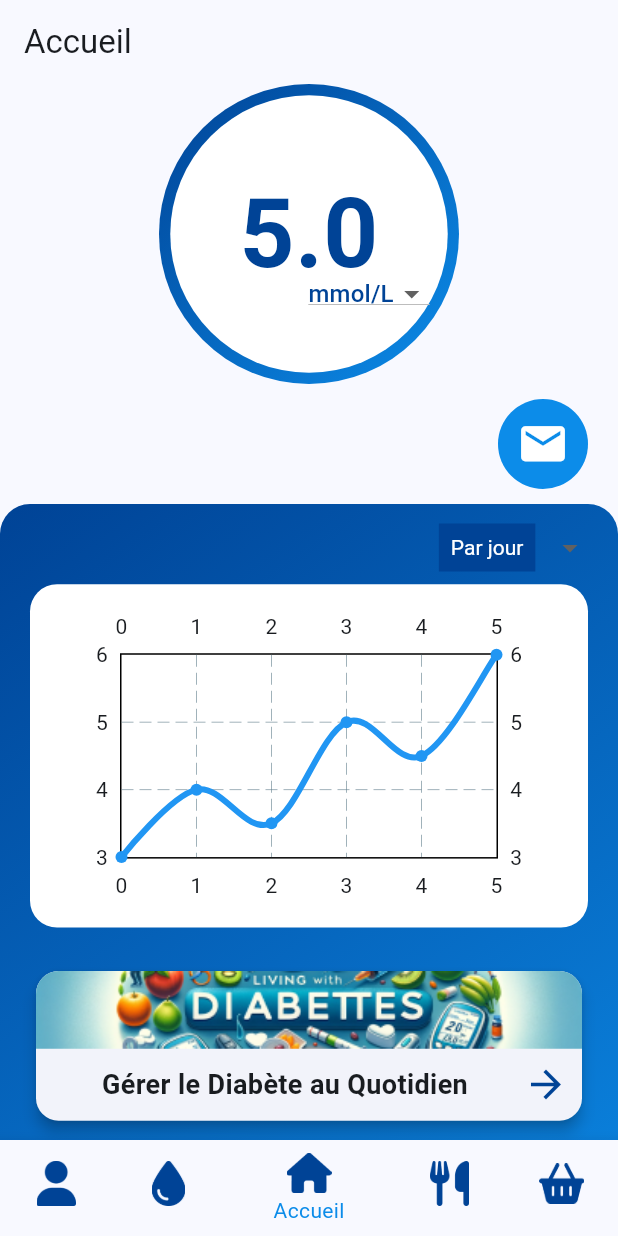
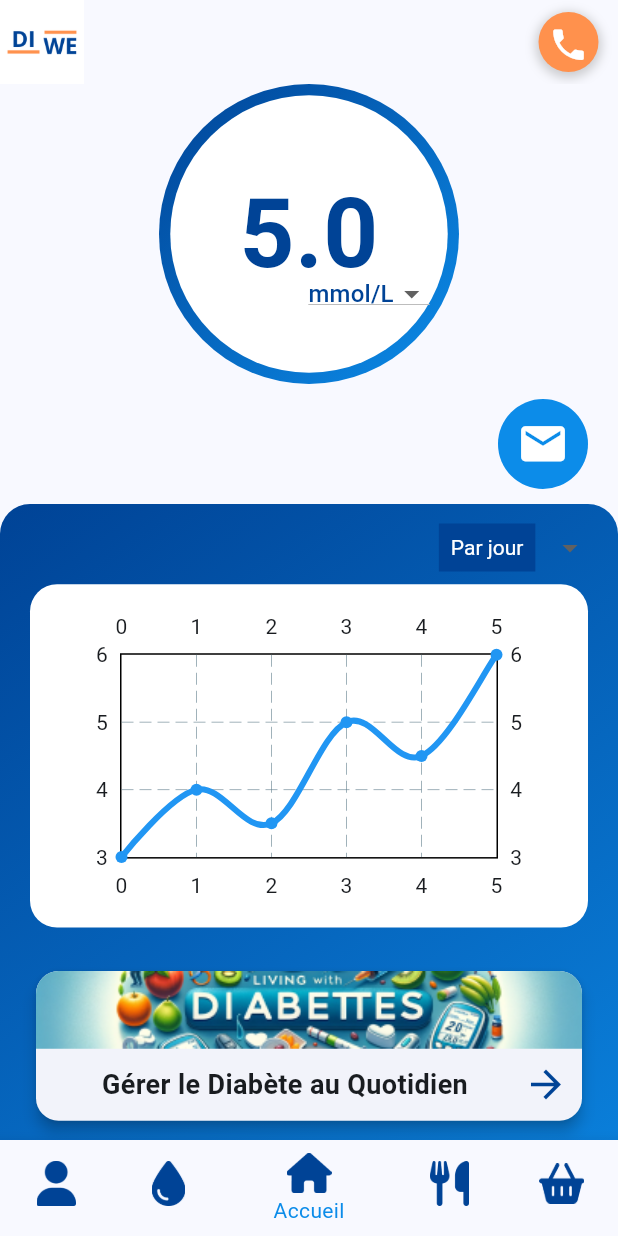
Before and after one commit to PaulDelamare/Diwe_front, a Flutter app: the screen it shows after launch, item 3 of the bottom bar chosen, on a phone screen of 412 x 824 dp. Run offline on Flutter 3.47's test engine with Material 3 defaults, Android fonts, the phone set to English and light mode, and no system bars; drawn by our look-alikes of fl_chart.

Commit message:
ajout de l'image diwe_logo.png, j'ai retirer la appBar de home.dart pour en mettre une dans main.dart qui sera sur toutes les pages. elle contient le logo et le bouton d'appel d'urgence.

```diff
--- a/lib/home/home.dart
+++ b/lib/home/home.dart
@@ -18,9 +18,6 @@ class _HomePageState extends State<HomePage> {
   @override
   Widget build(BuildContext context) {
     return Scaffold(
-      appBar: AppBar(
-        title: Text('Accueil'),
-      ),
       body: SingleChildScrollView(
         child: Column(
           children: [
--- a/lib/main.dart
+++ b/lib/main.dart
@@ -61,6 +61,56 @@ class _MyHomePageState extends State<MyHomePage> {
   @override
   Widget build(BuildContext context) {
     return Scaffold(
+      appBar: AppBar(
+        leading: Image.asset(
+          'assets/images/diwe_logo.png',
+          width: 150,
+        ),
+        actions: [
+          Padding(
+            padding: const EdgeInsets.all(8.0),
+            child: Container(
+              width: 50,
+              height: 50,
+              decoration: BoxDecoration(
+                shape: BoxShape.circle, // Forme de cercle pour le conteneur
+                boxShadow: [
+                  BoxShadow(
+                    color: Colors.grey.withOpacity(0.5),
+                    spreadRadius: 2,
+                    blurRadius: 5,
+                    offset: Offset(0, 2),
+                  ),
+                ],
+              ),
+              child: Container(
+                width: 50,
+                height: 50,
+                decoration: BoxDecoration(
+                  shape: BoxShape.circle,
+                  color: Color(0xFFFF914D),
+                ),
+                child: Center(
+                  child: IconButton(
+                    onPressed: () {
+                      // Action à effectuer lorsque le bouton est cliqué
+                      // Par exemple, lancer un appel d'urgence
+                    },
+                    icon: Icon(
+                      Icons.phone,
+                      color: Colors.white,
+                    ),
+                    iconSize: 27,
+                    tooltip: 'Appeler les urgences',
+                  ),
+                ),
+              ),
+            ),
+          ),
+        ],
+      ),
+
+
       // Afficher le contenu de la page sélectionnée
       body: _selectedPage,
       bottomNavigationBar: Navbar(onItemTapped: _onItemTapped),
--- a/pubspec.yaml
+++ b/pubspec.yaml
@@ -67,6 +67,7 @@ flutter:
     - assets/images/repas.png
     - assets/images/commandes.png
     - assets/images/blog.png
+    - assets/images/diwe_logo.png
 
   # To add assets to your application, add an assets section, like this:
   # assets:
```
Also changed, not shown: assets/images/diwe_logo.png (added).
